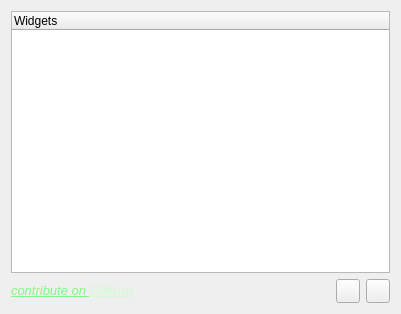
Old version of the form widgetci/mainwindow.ui in the repository eminfedar/widgetci.
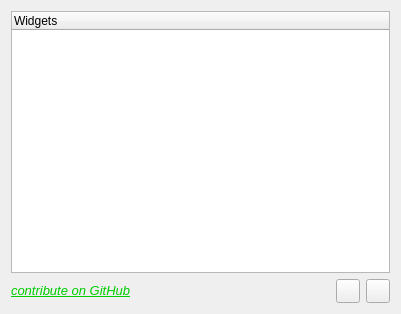
New version of the form. Icons and pictures are not drawn.

Commit message: [ADDED] Arabic Digital Watch widget. [IMPROVED] Some improvements on the Qml files of the widgets. [IMPROVED] Some little GUI changes.

Patch:
```diff
--- a/widgetci/mainwindow.ui
+++ b/widgetci/mainwindow.ui
@@ -44,7 +44,7 @@
            <string>Go to http://github.com/eminfedar/widgetci</string>
           </property>
           <property name="text">
-           <string>&lt;html&gt;&lt;head/&gt;&lt;body&gt;&lt;p&gt;&lt;a href=&quot;http://github.com/eminfedar/widgetci&quot;&gt;&lt;span style=&quot; font-size:10pt; font-style:italic; text-decoration: underline; color:rgba(0,255,0,0.447059);&quot;&gt;contribute on &lt;/span&gt;&lt;/a&gt;&lt;a href=&quot;http://github.com/eminfedar/widgetci&quot;&gt;&lt;span style=&quot; font-size:10pt; font-weight:600; font-style:italic; text-decoration: underline; color:rgba(200,255,200,0.6);&quot;&gt;GitHub&lt;/span&gt;&lt;/a&gt;&lt;/p&gt;&lt;/body&gt;&lt;/html&gt;</string>
+           <string>&lt;html&gt;&lt;head/&gt;&lt;body&gt;&lt;p&gt;&lt;a href=&quot;http://github.com/eminfedar/widgetci&quot;&gt;&lt;span style=&quot; font-size:10pt; font-style:italic; text-decoration: underline; color:#00cc00;&quot;&gt;contribute on GitHub&lt;/span&gt;&lt;/a&gt;&lt;/p&gt;&lt;/body&gt;&lt;/html&gt;</string>
           </property>
           <property name="textFormat">
            <enum>Qt::RichText</enum>
```
The commit also changes 6 other files.
